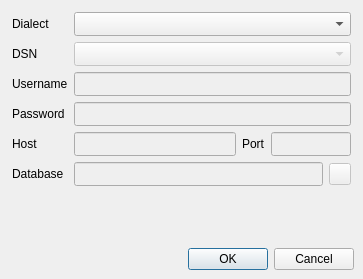
The window that spine_items/ui/url_selector_widget.ui (spine-tools/spine-items) describes before a commit, drawn with Qt 5.
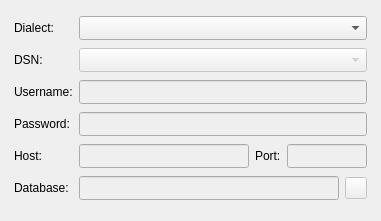
The same window after the commit. Icons and pictures are not drawn. Custom widgets are drawn as their Qt base class.

Patch:
```diff
--- a/spine_items/ui/url_selector_widget.ui
+++ b/spine_items/ui/url_selector_widget.ui
@@ -12,49 +12,20 @@
 ######################################################################################################################
 -->
 <ui version="4.0">
- <class>Dialog</class>
- <widget class="QDialog" name="Dialog">
+ <class>Form</class>
+ <widget class="QWidget" name="Form">
   <property name="geometry">
    <rect>
     <x>0</x>
     <y>0</y>
-    <width>363</width>
-    <height>279</height>
+    <width>381</width>
+    <height>221</height>
    </rect>
   </property>
   <property name="windowTitle">
-   <string>Select URL</string>
+   <string>Form</string>
   </property>
   <layout class="QVBoxLayout" name="verticalLayout">
-   <property name="spacing">
-    <number>0</number>
-   </property>
-   <property name="leftMargin">
-    <number>0</number>
-   </property>
-   <property name="topMargin">
-    <number>0</number>
-   </property>
-   <property name="rightMargin">
-    <number>0</number>
-   </property>
-   <property name="bottomMargin">
-    <number>0</number>
-   </property>
-   <item>
-    <layout class="QVBoxLayout" name="verticalLayout_2">
-     <property name="leftMargin">
-      <number>9</number>
-     </property>
-     <property name="topMargin">
-      <number>9</number>
-     </property>
-     <property name="rightMargin">
-      <number>9</number>
-     </property>
-     <property name="bottomMargin">
-      <number>9</number>
-     </property>
      <item>
       <widget class="QFrame" name="frame">
        <layout class="QGridLayout" name="gridLayout">
@@ -71,7 +42,7 @@
          <number>3</number>
         </property>
         <item row="3" column="1" colspan="5">
-         <widget class="PropertyQLineEdit" name="lineEdit_password">
+       <widget class="QLineEdit" name="lineEdit_password">
           <property name="enabled">
            <bool>false</bool>
           </property>
@@ -113,7 +84,7 @@
            </sizepolicy>
           </property>
           <property name="text">
-           <string>Port</string>
+         <string>Port:</string>
           </property>
          </widget>
         </item>
@@ -148,7 +119,7 @@
            </sizepolicy>
           </property>
           <property name="text">
-           <string>DSN</string>
+         <string>DSN:</string>
           </property>
          </widget>
         </item>
@@ -167,12 +138,12 @@
            </size>
           </property>
           <property name="text">
-           <string>Dialect</string>
+         <string>Dialect:</string>
           </property>
          </widget>
         </item>
         <item row="4" column="5">
-         <widget class="PropertyQLineEdit" name="lineEdit_port">
+       <widget class="QLineEdit" name="lineEdit_port">
           <property name="enabled">
            <bool>false</bool>
           </property>
@@ -211,7 +182,7 @@
            </sizepolicy>
           </property>
           <property name="text">
-           <string>Username</string>
+         <string>Username:</string>
           </property>
          </widget>
         </item>
@@ -224,7 +195,7 @@
            </sizepolicy>
           </property>
           <property name="text">
-           <string>Database</string>
+         <string>Database:</string>
           </property>
          </widget>
         </item>
@@ -254,7 +225,7 @@
          </widget>
         </item>
         <item row="4" column="1" colspan="3">
-         <widget class="PropertyQLineEdit" name="lineEdit_host">
+       <widget class="QLineEdit" name="lineEdit_host">
           <property name="enabled">
            <bool>false</bool>
           </property>
@@ -293,12 +264,12 @@
            </sizepolicy>
           </property>
           <property name="text">
-           <string>Password</string>
+         <string>Password:</string>
           </property>
          </widget>
         </item>
         <item row="2" column="1" colspan="5">
-         <widget class="PropertyQLineEdit" name="lineEdit_username">
+       <widget class="QLineEdit" name="lineEdit_username">
           <property name="enabled">
            <bool>false</bool>
           </property>
@@ -337,14 +308,14 @@
            </sizepolicy>
           </property>
           <property name="text">
-           <string>Host</string>
+         <string>Host:</string>
           </property>
          </widget>
         </item>
         <item row="6" column="1" colspan="5">
          <layout class="QHBoxLayout" name="horizontalLayout_4">
           <item>
-           <widget class="CustomQLineEdit" name="lineEdit_database">
+         <widget class="FileDropTargetLineEdit" name="lineEdit_database">
             <property name="enabled">
              <bool>false</bool>
             </property>
@@ -414,50 +385,13 @@
        </layout>
       </widget>
      </item>
-     <item>
-      <spacer name="verticalSpacer">
-       <property name="orientation">
-        <enum>Qt::Vertical</enum>
-       </property>
-       <property name="sizeHint" stdset="0">
-        <size>
-         <width>20</width>
-         <height>40</height>
-        </size>
-       </property>
-      </spacer>
-     </item>
-     <item>
-      <widget class="QDialogButtonBox" name="buttonBox">
-       <property name="orientation">
-        <enum>Qt::Horizontal</enum>
-       </property>
-       <property name="standardButtons">
-        <set>QDialogButtonBox::Cancel|QDialogButtonBox::Ok</set>
-       </property>
-      </widget>
-     </item>
-    </layout>
-   </item>
-   <item>
-    <layout class="QHBoxLayout" name="horizontalLayout_statusbar_ph">
-     <item>
-      <widget class="QWidget" name="widget_invisible_dummy" native="true"/>
-     </item>
-    </layout>
-   </item>
   </layout>
  </widget>
  <customwidgets>
   <customwidget>
-   <class>PropertyQLineEdit</class>
+   <class>FileDropTargetLineEdit</class>
    <extends>QLineEdit</extends>
-   <header>spinetoolbox/widgets/custom_qlineedits.h</header>
-  </customwidget>
-  <customwidget>
-   <class>CustomQLineEdit</class>
-   <extends>QLineEdit</extends>
-   <header>spinetoolbox/widgets/custom_qlineedits.h</header>
+   <header>spine_items/widgets.h</header>
   </customwidget>
  </customwidgets>
  <tabstops>
@@ -473,38 +407,5 @@
  <resources>
   <include location="resources/resources_icons.qrc"/>
  </resources>
- <connections>
-  <connection>
-   <sender>buttonBox</sender>
-   <signal>accepted()</signal>
-   <receiver>Dialog</receiver>
-   <slot>accept()</slot>
-   <hints>
-    <hint type="sourcelabel">
-     <x>248</x>
-     <y>254</y>
-    </hint>
-    <hint type="destinationlabel">
-     <x>157</x>
-     <y>274</y>
-    </hint>
-   </hints>
-  </connection>
-  <connection>
-   <sender>buttonBox</sender>
-   <signal>rejected()</signal>
-   <receiver>Dialog</receiver>
-   <slot>reject()</slot>
-   <hints>
-    <hint type="sourcelabel">
-     <x>316</x>
-     <y>260</y>
-    </hint>
-    <hint type="destinationlabel">
-     <x>286</x>
-     <y>274</y>
-    </hint>
-   </hints>
-  </connection>
- </connections>
+ <connections/>
 </ui>
```
Lines whose indentation alone changed are shown as unchanged.
